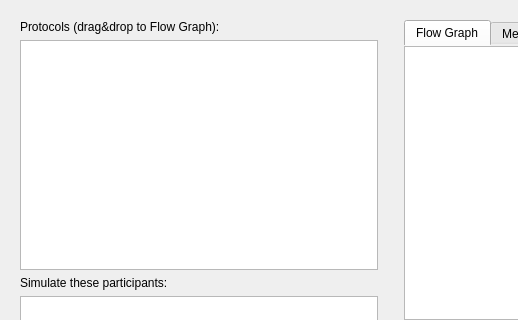
This is data/ui/simulator.ui in jopohl/urh as Qt 5 draws it before an edit; both pictures show x 0 to 518 and y 0 to 320 of the 842 by 689 pixel window. The edited form follows.
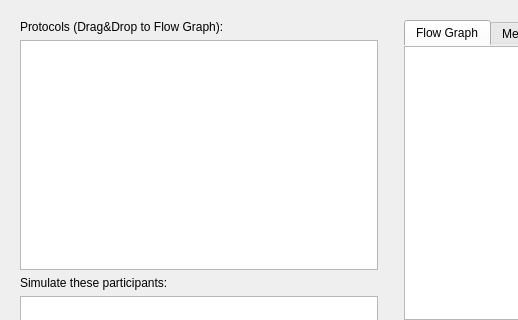
This is the edited form. Icons and pictures are not drawn. Custom widgets are drawn as their Qt base class.

Patch:
```diff
--- a/data/ui/simulator.ui
+++ b/data/ui/simulator.ui
@@ -79,7 +79,7 @@
            <item>
             <widget class="QLabel" name="label">
              <property name="text">
-              <string>Protocols (drag&amp;drop to Flow Graph):</string>
+              <string>Protocols (Drag&amp;Drop to Flow Graph):</string>
              </property>
             </widget>
            </item>
```
Left out of the diff: 3 changed lines with no effect on the pictures.
